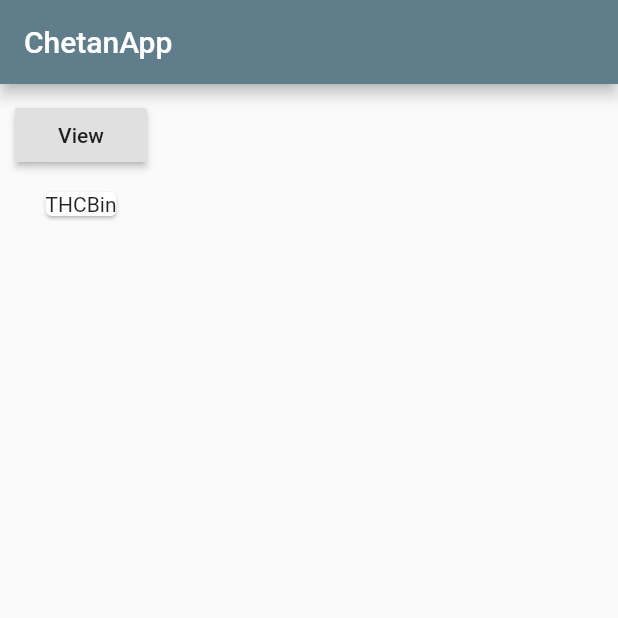
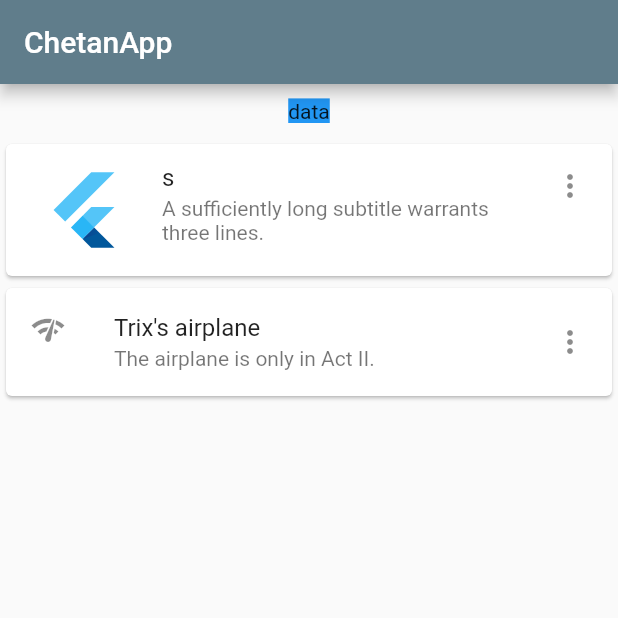
Before and after one commit to mr-chetan/ChetanFlutterApp, a Flutter app: the screen it shows after launch, on a phone screen of 412 x 824 dp, the top half of it. Run offline on Flutter 3.47's test engine with Material 2 defaults, Android fonts, the phone set to English and light mode, and no system bars; our stand-ins replace dio.

```diff
--- a/lib/main.dart
+++ b/lib/main.dart
@@ -1,12 +1,27 @@
 import 'package:flutter/material.dart';
-import './card_manager.dart';
+// import './card_manager.dart';
+import 'package:dio/dio.dart';
 
 void main() => runApp(MyApp());
 
-class MyApp extends StatelessWidget {
+class MyApp extends StatefulWidget {
+  @override
+  State<StatefulWidget> createState() => _MyAppState();
+}
+
+class _MyAppState extends State<MyApp> {
+  getDioData() async {
+    var dio = Dio();
+    Response response =
+        await dio.get('https://jsonplaceholder.typicode.com/photos');
+    print(response.data[0]);
+    return response.data;
+  }
+
   @override
   Widget build(BuildContext context) {
     return MaterialApp(
+      debugShowCheckedModeBanner: false,
       title: 'ChetanApp',
       theme: ThemeData(primarySwatch: Colors.blueGrey),
       // visualDensity: VisualDensity.adaptivePlatformDensity,
@@ -14,7 +29,46 @@ class MyApp extends StatelessWidget {
         appBar: AppBar(
           title: Text('ChetanApp'),
         ),
-        body: ProductManager(),
+        // body: ProductManager(),
+        body: Column(
+          children: [
+            Container(
+              margin: EdgeInsets.all(10.0),
+              child: Text(
+                'data',
+                style: TextStyle(backgroundColor: Colors.blue),
+              ),
+            ),
+            ListView(
+              shrinkWrap: true,
+              scrollDirection: Axis.vertical,
+              children: const <Widget>[
+                Card(
+                  child: ListTile(
+                    leading: FlutterLogo(size: 72.0),
+                    title: Text('s'),
+                    subtitle: Text(
+                        'A sufficiently long subtitle warrants three lines.'),
+                    trailing: Icon(
+                      Icons.more_vert,
+                    ),
+                    isThreeLine: true,
+                  ),
+                ),
+                Card(
+                  child: ListTile(
+                    leading: const Icon(Icons.network_check_sharp),
+                    title: const Text("Trix's airplane"),
+                    subtitle: Text('The airplane is only in Act II.'),
+                    trailing: Icon(
+                      Icons.more_vert,
+                    ),
+                  ),
+                ),
+              ],
+            ),
+          ],
+        ),
       ),
     );
   }
--- a/pubspec.yaml
+++ b/pubspec.yaml
@@ -23,7 +23,7 @@ environment:
 dependencies:
   flutter:
     sdk: flutter
-
+  dio: ^3.0.10
 
   # The following adds the Cupertino Icons font to your application.
   # Use with the CupertinoIcons class for iOS style icons.
```
Also changed, not shown: pubspec.lock.
